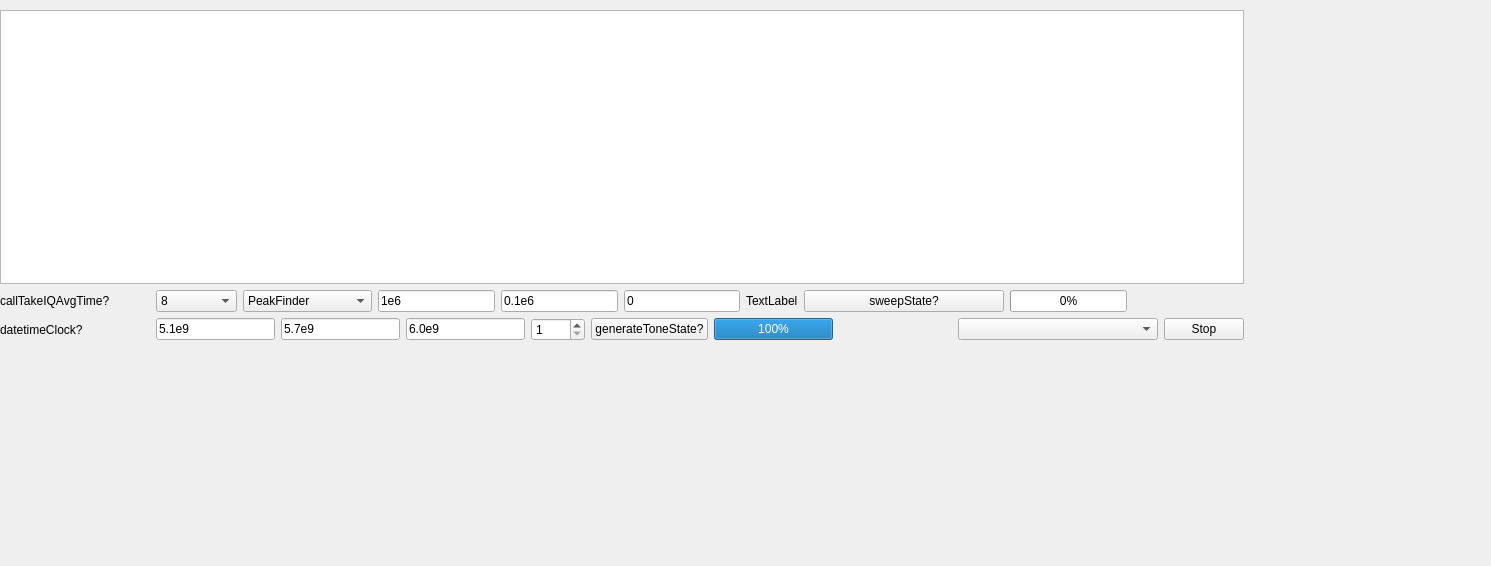
Qt form DataReadout/ChannelizerControls/FindResonancesWidget.ui (adamanderson/MkidDigitalReadout) before a commit.
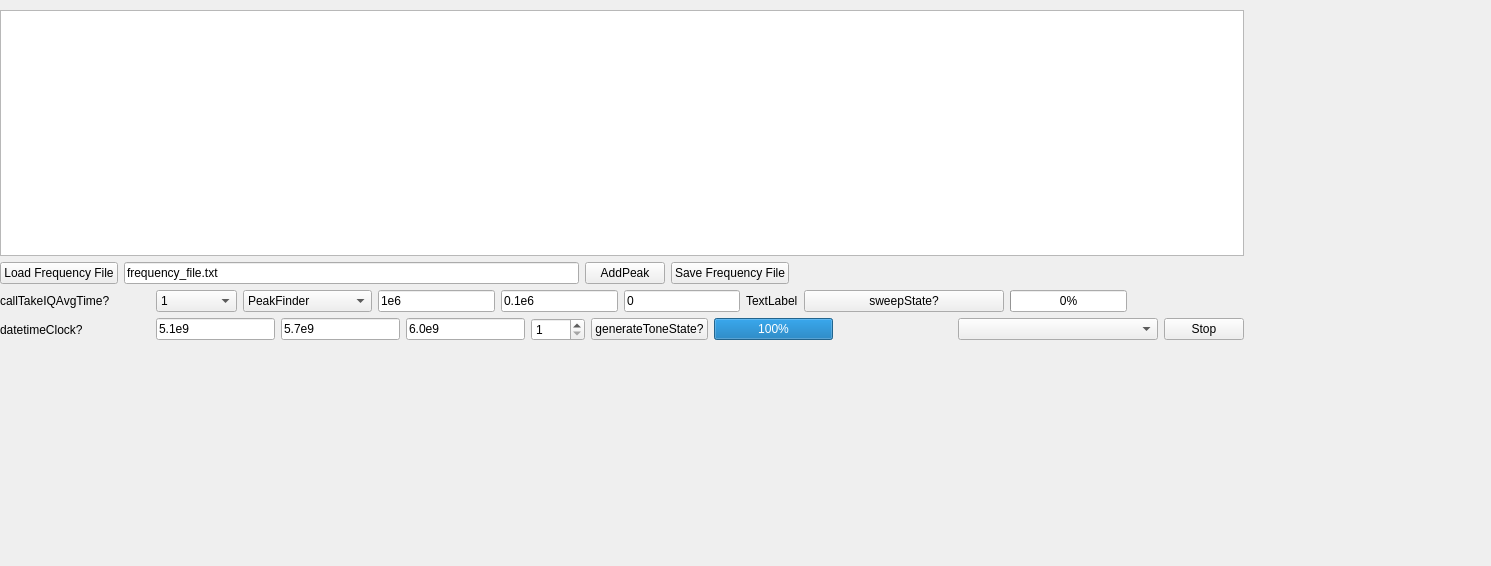
The same form after that commit. Custom widgets are drawn as their Qt base class.

Commit message: use InfiniteLines to add, save, and restore peak locations

Diff of the .ui file:
```diff
--- a/DataReadout/ChannelizerControls/FindResonancesWidget.ui
+++ b/DataReadout/ChannelizerControls/FindResonancesWidget.ui
@@ -36,6 +36,60 @@
       </property>
      </widget>
     </item>
+    <item>
+     <layout class="QHBoxLayout" name="horizontalLayout_3">
+      <item>
+       <widget class="QPushButton" name="loadFrequencyFile">
+        <property name="text">
+         <string>Load Frequency File</string>
+        </property>
+       </widget>
+      </item>
+      <item>
+       <widget class="QLineEdit" name="freqFileName">
+        <property name="toolTip">
+         <string>Frequency File Name</string>
+        </property>
+        <property name="text">
+         <string>frequency_file.txt</string>
+        </property>
+        <property name="maxLength">
+         <number>300</number>
+        </property>
+        <property name="clearButtonEnabled">
+         <bool>false</bool>
+        </property>
+       </widget>
+      </item>
+      <item>
+       <widget class="QPushButton" name="addPeak">
+        <property name="text">
+         <string>AddPeak</string>
+        </property>
+       </widget>
+      </item>
+      <item>
+       <widget class="QPushButton" name="saveFrequencyFile">
+        <property name="text">
+         <string>Save Frequency File</string>
+        </property>
+       </widget>
+      </item>
+      <item>
+       <spacer name="horizontalSpacer_3">
+        <property name="orientation">
+         <enum>Qt::Horizontal</enum>
+        </property>
+        <property name="sizeHint" stdset="0">
+         <size>
+          <width>40</width>
+          <height>20</height>
+         </size>
+        </property>
+       </spacer>
+      </item>
+     </layout>
+    </item>
     <item>
      <layout class="QHBoxLayout" name="horizontalLayout_4">
       <item>
@@ -57,7 +111,7 @@
          <string>Symbol Size</string>
         </property>
         <property name="currentIndex">
-         <number>4</number>
+         <number>1</number>
         </property>
         <item>
          <property name="text">
```
The commit also changes 1 other file.
